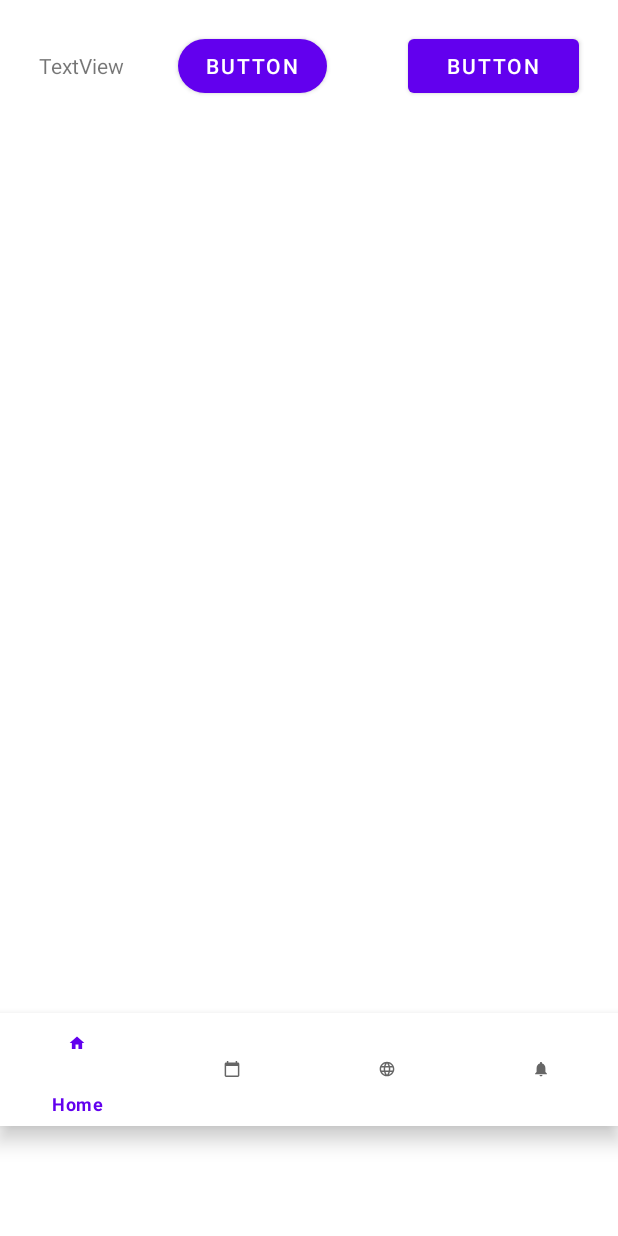
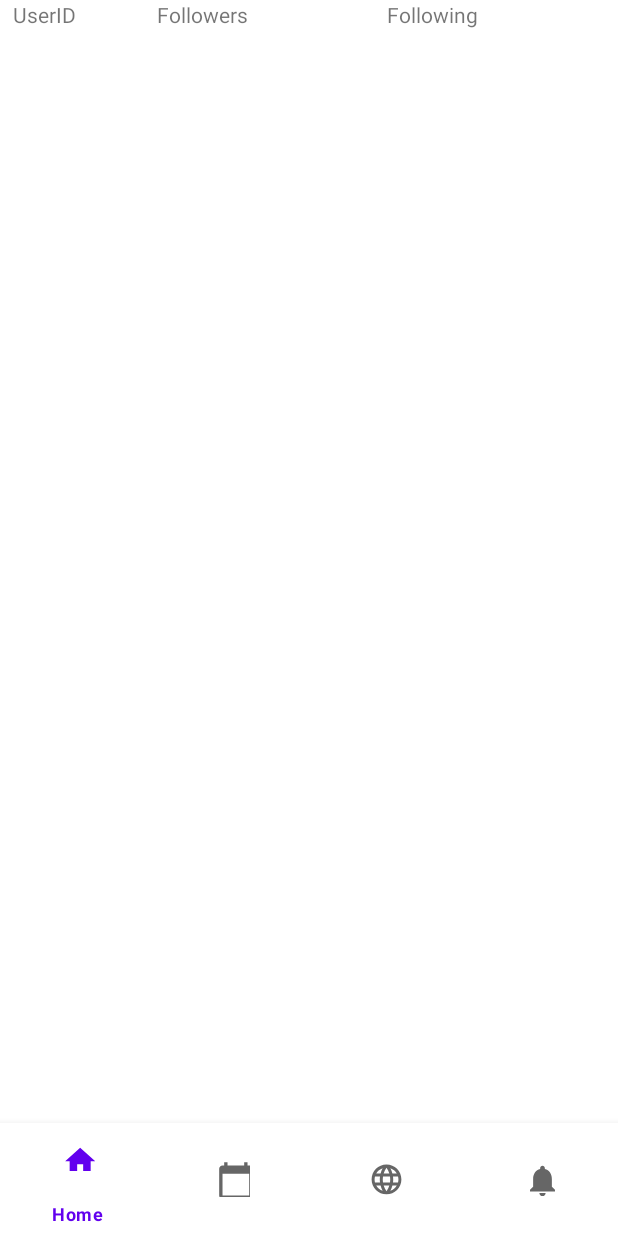
Before and after one commit to CMPUT301F21T25/AgileSprinters, an Android app: the layout activity_home.xml on its own in the app's theme, with its tools: preview values and no code run, on a phone screen of 412 x 824 dp. Run offline under Robolectric (Android 15) with nearby library versions, the phone set to English and light mode, and no system bars.

Commit message:
updated layout for navbar

```diff
--- a/AgileSprinters/app/src/main/res/drawable/ic_calendar_foreground.xml
+++ b/AgileSprinters/app/src/main/res/drawable/ic_calendar_foreground.xml
@@ -1,12 +1,12 @@
 <vector xmlns:android="http://schemas.android.com/apk/res/android"
-    android:width="108dp"
-    android:height="108dp"
+    android:width="200dp"
+    android:height="200dp"
     android:viewportWidth="108"
     android:viewportHeight="108">
-  <group android:scaleX="2.205"
-      android:scaleY="2.205"
-      android:translateX="27.54"
-      android:translateY="27.54">
+  <group android:scaleX="5.00"
+      android:scaleY="5.005"
+      android:translateX="5.54"
+      android:translateY="-1.54">
     <path
         android:pathData="M20,3h-1L19,1h-2v2L7,3L7,1L5,1v2L4,3c-1.1,0 -2,0.9 -2,2v16c0,1.1 0.9,2 2,2h16c1.1,0 2,-0.9 2,-2L22,5c0,-1.1 -0.9,-2 -2,-2zM20,21L4,21L4,8h16v13z"
         android:fillColor="#000000"/>
--- a/AgileSprinters/app/src/main/res/drawable/ic_forumn_foreground.xml
+++ b/AgileSprinters/app/src/main/res/drawable/ic_forumn_foreground.xml
@@ -1,12 +1,12 @@
 <vector xmlns:android="http://schemas.android.com/apk/res/android"
     android:width="108dp"
     android:height="108dp"
-    android:viewportWidth="108"
-    android:viewportHeight="108">
-  <group android:scaleX="2.205"
-      android:scaleY="2.205"
-      android:translateX="27.54"
-      android:translateY="27.54">
+    android:viewportWidth="150"
+    android:viewportHeight="150">
+  <group android:scaleX="6.205"
+      android:scaleY="6.205"
+      android:translateX="-1.54"
+      android:translateY="2.54">
     <path
         android:pathData="M11.99,2C6.47,2 2,6.48 2,12s4.47,10 9.99,10C17.52,22 22,17.52 22,12S17.52,2 11.99,2zM18.92,8h-2.95c-0.32,-1.25 -0.78,-2.45 -1.38,-3.56 1.84,0.63 3.37,1.91 4.33,3.56zM12,4.04c0.83,1.2 1.48,2.53 1.91,3.96h-3.82c0.43,-1.43 1.08,-2.76 1.91,-3.96zM4.26,14C4.1,13.36 4,12.69 4,12s0.1,-1.36 0.26,-2h3.38c-0.08,0.66 -0.14,1.32 -0.14,2 0,0.68 0.06,1.34 0.14,2L4.26,14zM5.08,16h2.95c0.32,1.25 0.78,2.45 1.38,3.56 -1.84,-0.63 -3.37,-1.9 -4.33,-3.56zM8.03,8L5.08,8c0.96,-1.66 2.49,-2.93 4.33,-3.56C8.81,5.55 8.35,6.75 8.03,8zM12,19.96c-0.83,-1.2 -1.48,-2.53 -1.91,-3.96h3.82c-0.43,1.43 -1.08,2.76 -1.91,3.96zM14.34,14L9.66,14c-0.09,-0.66 -0.16,-1.32 -0.16,-2 0,-0.68 0.07,-1.35 0.16,-2h4.68c0.09,0.65 0.16,1.32 0.16,2 0,0.68 -0.07,1.34 -0.16,2zM14.59,19.56c0.6,-1.11 1.06,-2.31 1.38,-3.56h2.95c-0.96,1.65 -2.49,2.93 -4.33,3.56zM16.36,14c0.08,-0.66 0.14,-1.32 0.14,-2 0,-0.68 -0.06,-1.34 -0.14,-2h3.38c0.16,0.64 0.26,1.31 0.26,2s-0.1,1.36 -0.26,2h-3.38z"
         android:fillColor="#000000"/>
--- a/AgileSprinters/app/src/main/res/drawable/ic_home_foreground.xml
+++ b/AgileSprinters/app/src/main/res/drawable/ic_home_foreground.xml
@@ -1,11 +1,11 @@
 <vector xmlns:android="http://schemas.android.com/apk/res/android"
     android:width="108dp"
     android:height="108dp"
-    android:viewportWidth="108"
-    android:viewportHeight="108">
-  <group android:scaleX="2.205"
-      android:scaleY="2.205"
-      android:translateX="27.54"
+    android:viewportWidth="120"
+    android:viewportHeight="120">
+  <group android:scaleX="5.000"
+      android:scaleY="5.000"
+      android:translateX="10.54"
       android:translateY="27.54">
     <path
         android:pathData="M10,20v-6h4v6h5v-8h3L12,3 2,12h3v8z"
--- a/AgileSprinters/app/src/main/res/drawable/ic_notification_foreground.xml
+++ b/AgileSprinters/app/src/main/res/drawable/ic_notification_foreground.xml
@@ -1,12 +1,12 @@
 <vector xmlns:android="http://schemas.android.com/apk/res/android"
     android:width="108dp"
     android:height="108dp"
-    android:viewportWidth="108"
-    android:viewportHeight="108">
-  <group android:scaleX="2.205"
-      android:scaleY="2.205"
-      android:translateX="27.54"
-      android:translateY="27.54">
+    android:viewportWidth="120"
+    android:viewportHeight="120">
+  <group android:scaleX="5.205"
+      android:scaleY="5.205"
+      android:translateX="2.54"
+      android:translateY="2.54">
     <path
         android:pathData="M12,22c1.1,0 2,-0.9 2,-2h-4c0,1.1 0.89,2 2,2zM18,16v-5c0,-3.07 -1.64,-5.64 -4.5,-6.32L13.5,4c0,-0.83 -0.67,-1.5 -1.5,-1.5s-1.5,0.67 -1.5,1.5v0.68C7.63,5.36 6,7.92 6,11v5l-2,2v1h16v-1l-2,-2z"
         android:fillColor="#000000"/>
--- a/AgileSprinters/app/src/main/res/layout/activity_home.xml
+++ b/AgileSprinters/app/src/main/res/layout/activity_home.xml
@@ -7,50 +7,46 @@
     tools:context=".Home">
 
     <TextView
-        android:id="@+id/textView"
-        android:layout_width="66dp"
-        android:layout_height="18dp"
-        android:text="TextView"
-        app:layout_constraintBaseline_toBaselineOf="@+id/button"
-        app:layout_constraintEnd_toEndOf="parent"
-        app:layout_constraintEnd_toStartOf="@+id/button"
+        android:id="@+id/userId"
+        android:layout_width="87dp"
+        android:layout_height="28dp"
+        android:text="@string/userId_text"
+        app:layout_constraintEnd_toStartOf="@+id/followers"
         app:layout_constraintHorizontal_bias="0.5"
-        app:layout_constraintStart_toStartOf="parent" />
-
-    <Button
-        android:id="@+id/button"
-        android:layout_width="99dp"
-        android:layout_height="48dp"
-        android:layout_marginTop="20dp"
-        android:text="Button"
-        app:cornerRadius="@dimen/roundButtons"
-        app:layout_constraintEnd_toEndOf="parent"
-        app:layout_constraintEnd_toStartOf="@+id/button2"
-        app:layout_constraintHorizontal_bias="0.5"
-        app:layout_constraintStart_toEndOf="@+id/textView"
+        app:layout_constraintStart_toStartOf="parent"
         app:layout_constraintTop_toTopOf="parent" />
 
-    <Button
-        android:id="@+id/button2"
-        android:layout_width="114dp"
-        android:layout_height="48dp"
-        android:layout_marginStart="28dp"
-        android:text="Button"
-        app:layout_constraintBaseline_toBaselineOf="@+id/button"
+    <TextView
+        android:id="@+id/followers"
+        android:layout_width="145dp"
+        android:layout_height="96dp"
+        android:text="Followers"
+        app:layout_constraintBaseline_toBaselineOf="@+id/userId"
+        app:layout_constraintEnd_toStartOf="@id/following"
+        app:layout_constraintHorizontal_bias="0.5"
+        app:layout_constraintStart_toEndOf="@+id/userId" />
+
+    <TextView
+        android:id="@+id/following"
+        android:layout_width="145dp"
+        android:layout_height="93dp"
+        android:text="Following"
+        app:layout_constraintBaseline_toBaselineOf="@+id/followers"
         app:layout_constraintEnd_toEndOf="parent"
         app:layout_constraintHorizontal_bias="0.5"
-        app:layout_constraintStart_toEndOf="@+id/button" />
+        app:layout_constraintStart_toEndOf="@+id/followers" />
 
     <ListView
         android:id="@+id/HabitList"
-        android:layout_width="410dp"
-        android:layout_height="487dp"
-        app:layout_constraintBottom_toBottomOf="parent"
+        android:layout_width="397dp"
+        android:layout_height="518dp"
+        android:layout_marginTop="28dp"
+        app:layout_constraintBottom_toStartOf="@+id/bottomNavigationView"
         app:layout_constraintEnd_toEndOf="parent"
-        app:layout_constraintHorizontal_bias="1.0"
         app:layout_constraintStart_toStartOf="parent"
-        app:layout_constraintTop_toBottomOf="@+id/button"
-        app:layout_constraintVertical_bias="0.17" />
+        app:layout_constraintTop_toBottomOf="@id/followers">
+
+    </ListView>
 
     <com.google.android.material.bottomnavigation.BottomNavigationView
         android:id="@+id/bottomNavigationView"
@@ -58,8 +54,8 @@
         android:layout_height="75dp"
         app:layout_constraintBottom_toBottomOf="parent"
         app:layout_constraintEnd_toEndOf="parent"
-        app:layout_constraintHorizontal_bias="0.5"
         app:layout_constraintStart_toStartOf="parent"
-        app:layout_constraintTop_toBottomOf="@+id/HabitList"
         app:menu="@menu/bottom_nav_menu" />
+
+
 </androidx.constraintlayout.widget.ConstraintLayout>
--- a/AgileSprinters/app/src/main/res/values/strings.xml
+++ b/AgileSprinters/app/src/main/res/values/strings.xml
@@ -10,4 +10,5 @@
     <string name="invalid_password">Password must be >5 characters</string>
     <string name="login_failed">"Login failed"</string>
     <string name="action_register">"Click to register"</string>
+    <string name="userId_text">UserID</string>
 </resources>
```
